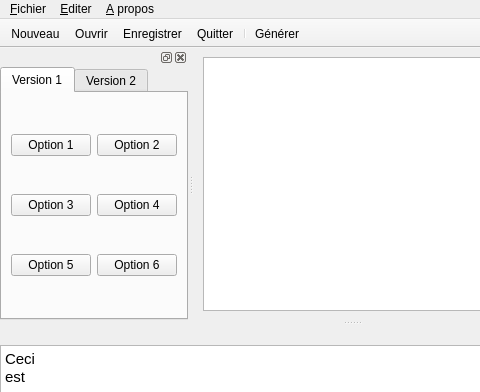
Old version of the form interface/mainwindow.ui in the repository TriComp/TriComp; both pictures show x 0 to 480 and y 0 to 392 of the 704 by 559 pixel window.
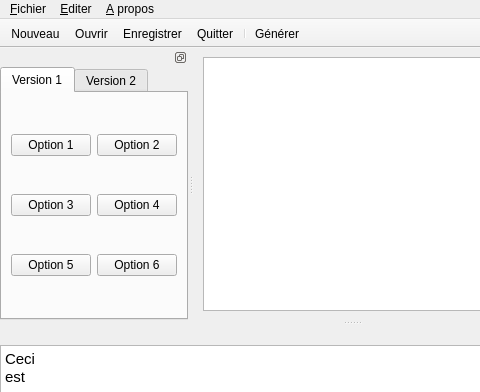
New version of the form. Icons and pictures are not drawn.

Commit message: [Interface] Maintenant le panneau d'outils ne peut plus disparaître

The edit to the form file:
```diff
--- a/interface/mainwindow.ui
+++ b/interface/mainwindow.ui
@@ -106,6 +106,12 @@
    <addaction name="instructionsAction"/>
   </widget>
   <widget class="QDockWidget" name="dockWidget">
+   <property name="floating">
+    <bool>false</bool>
+   </property>
+   <property name="features">
+    <set>QDockWidget::DockWidgetFloatable|QDockWidget::DockWidgetMovable</set>
+   </property>
    <attribute name="dockWidgetArea">
     <number>1</number>
    </attribute>
```
